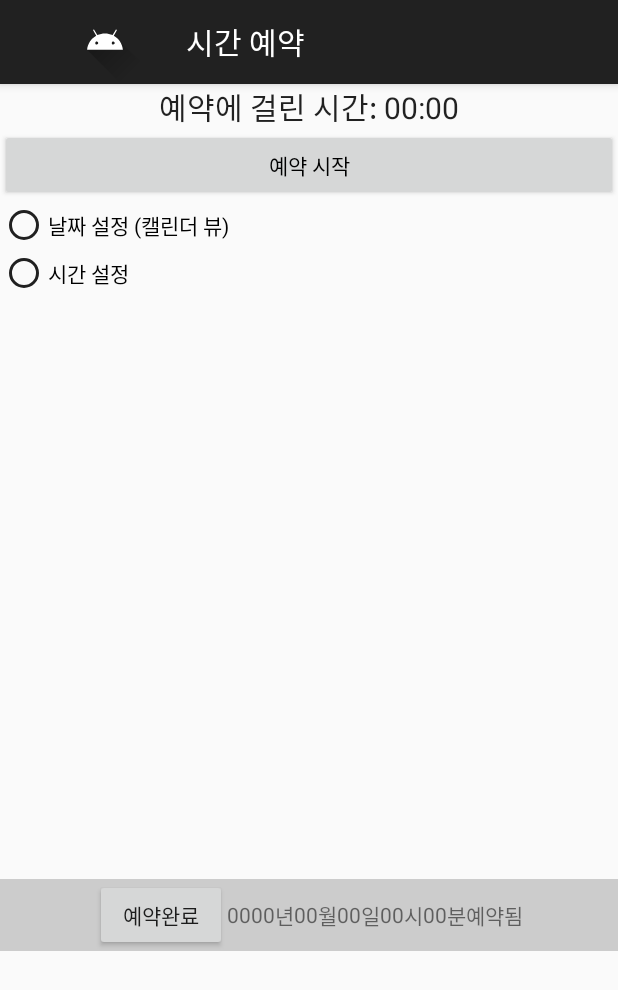
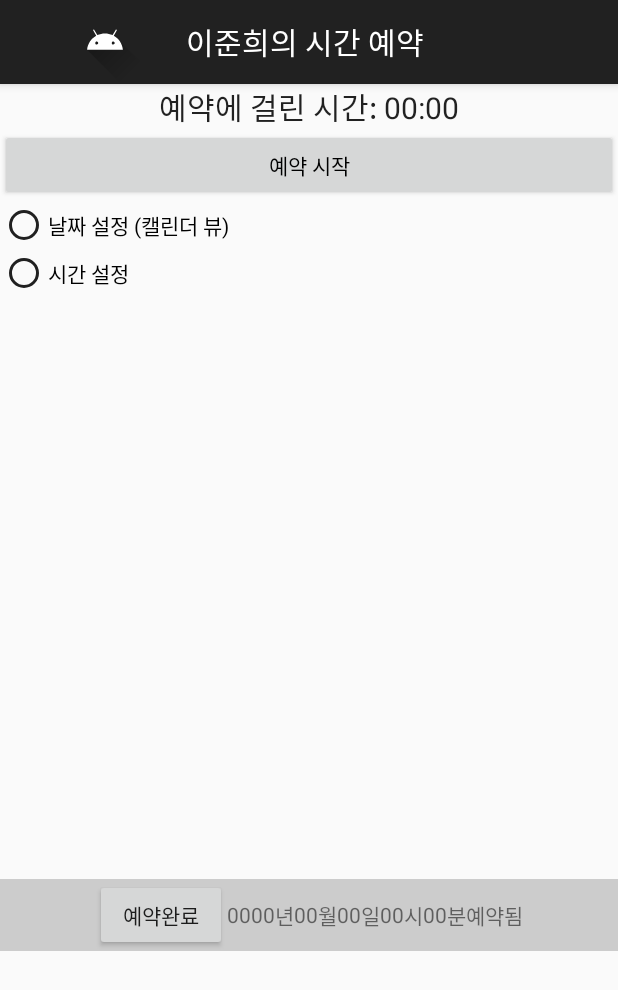
Before and after one commit to iamjooon2-playground/Gandroid-Starter, an Android app: the screen it shows after launch (MainActivity), on a phone screen of 412 x 824 dp. Shown: the top 990 px of the screen. Run offline under Robolectric (Android 15) with nearby library versions, the light colour scheme and no system bars.

Commit message:
chore: 이름 추가

```diff
--- a/app/src/main/java/com/example/gandroid/MainActivity.kt
+++ b/app/src/main/java/com/example/gandroid/MainActivity.kt
@@ -81,7 +81,7 @@ class MainActivity : AppCompatActivity() {
     }
 
     private fun findViewByIds() {
-        title = "시간 예약"
+        title = "이준희의 시간 예약"
 
         buttonStart = findViewById(R.id.buttonStart)
         buttonEnd = findViewById(R.id.buttonEnd)
```
